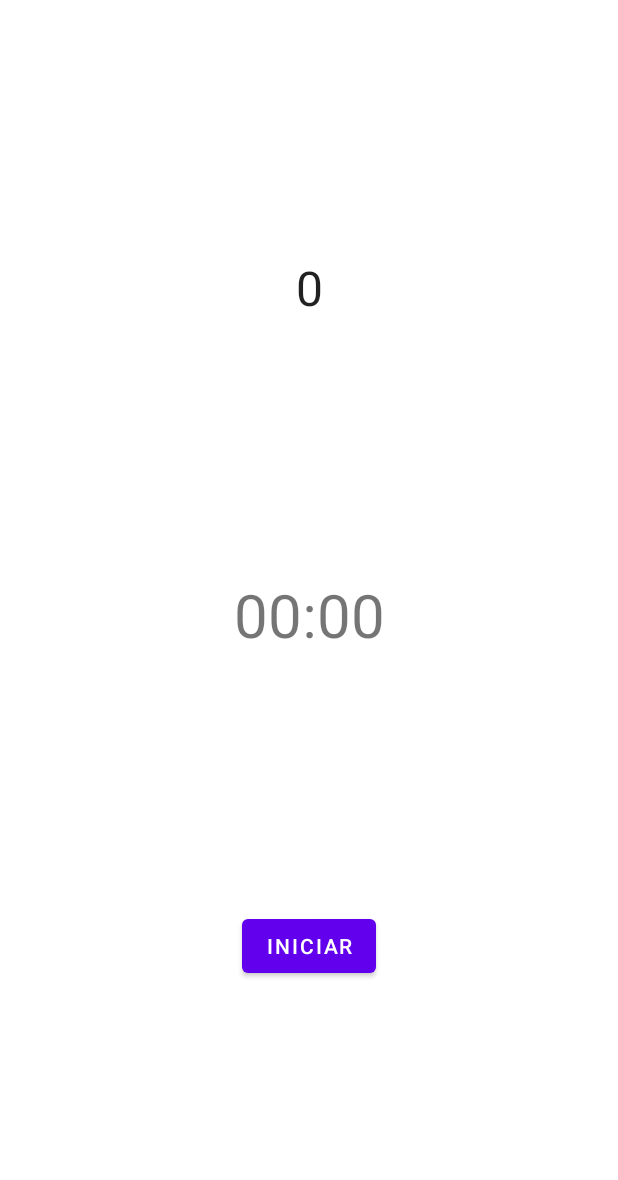
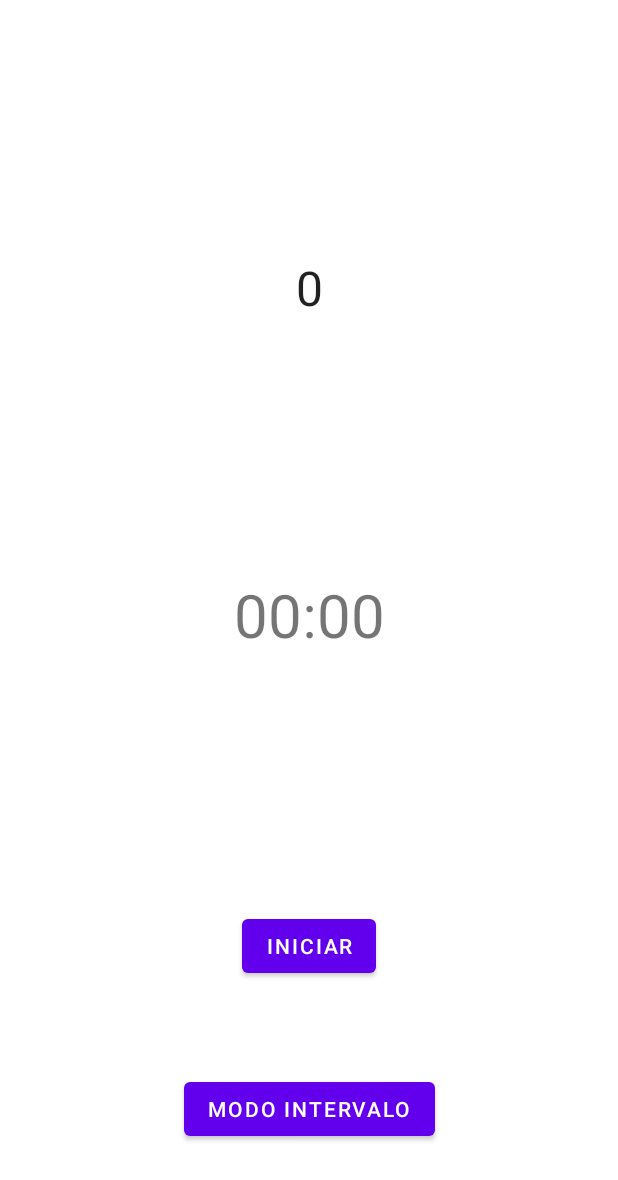
Before and after one commit to WintonOPF/PomodoroWin, an Android app: the layout activity_main.xml on its own in the app's theme, with its tools: preview values and no code run, on a phone screen of 412 x 824 dp. Shown: the top 1180 px of the screen. Run offline under Robolectric (Android 15) with nearby library versions, the light colour scheme and no system bars.

Commit message:
feat: new option of start with a new button

```diff
--- a/app/src/main/res/layout/activity_main.xml
+++ b/app/src/main/res/layout/activity_main.xml
@@ -29,6 +29,7 @@
         app:layout_constraintTop_toBottomOf="@+id/txtContador"
         tools:text="00:00" />
 
+
     <Button
         android:id="@+id/btnIniciar"
         android:layout_width="wrap_content"
@@ -39,4 +40,14 @@
         app:layout_constraintStart_toStartOf="parent"
         app:layout_constraintTop_toBottomOf="@id/txtTimer" />
 
+    <Button
+        android:id="@+id/btnIntervalo"
+        android:layout_width="wrap_content"
+        android:layout_height="wrap_content"
+        android:text="@string/txt_intervalo"
+        app:layout_constraintBottom_toBottomOf="parent"
+        app:layout_constraintEnd_toEndOf="parent"
+        app:layout_constraintStart_toStartOf="parent"
+        app:layout_constraintTop_toBottomOf="@+id/btnIniciar" />
+
 </androidx.constraintlayout.widget.ConstraintLayout>
--- a/app/src/main/res/values/strings.xml
+++ b/app/src/main/res/values/strings.xml
@@ -1,4 +1,5 @@
 <resources>
     <string name="app_name">pomodorow</string>
     <string name="txt_iniciar">Iniciar</string>
+    <string name="txt_intervalo">Modo Intervalo</string>
 </resources>
```
Also changed, not shown: app/src/main/java/com/winton/pomodorow/MainActivity.kt (+21 -7 lines).
